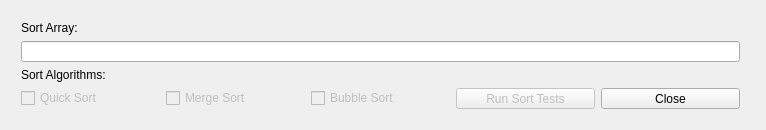
Before: the Qt Designer form Sorting/SortingTestsQtUi/sortingdialogqtui.ui in marcusolini/Academics, drawn with Qt 5.
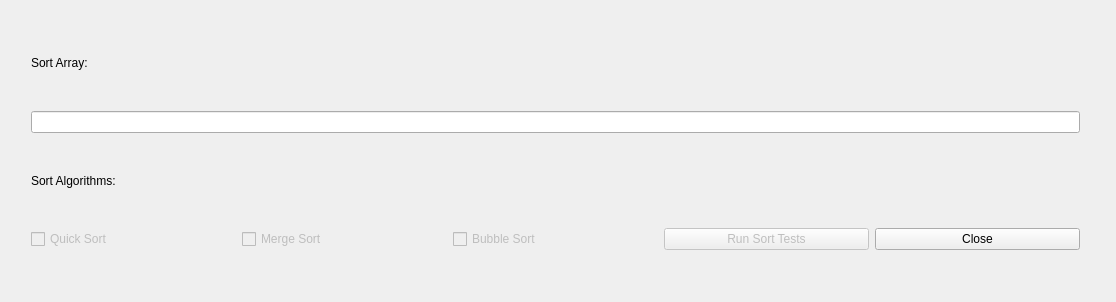
After: the same form once the commit is applied.

Commit message: Sorting: Implementing Qt Sort Test UI.

Patch:
```diff
--- a/Sorting/SortingTestsQtUi/sortingdialogqtui.ui
+++ b/Sorting/SortingTestsQtUi/sortingdialogqtui.ui
@@ -6,8 +6,8 @@
    <rect>
     <x>0</x>
     <y>0</y>
-    <width>766</width>
-    <height>130</height>
+    <width>1116</width>
+    <height>302</height>
    </rect>
   </property>
   <property name="windowTitle">
@@ -16,10 +16,10 @@
   <widget class="QWidget" name="layoutWidget">
    <property name="geometry">
     <rect>
-     <x>10</x>
+     <x>20</x>
      <y>10</y>
-     <width>741</width>
-     <height>111</height>
+     <width>1071</width>
+     <height>251</height>
     </rect>
    </property>
    <layout class="QGridLayout" name="gridLayout">
@@ -31,7 +31,11 @@
      </widget>
     </item>
     <item row="1" column="0" colspan="5">
-     <widget class="QLineEdit" name="SortArrayLinedit"/>
+     <widget class="QLineEdit" name="SortArrayLinedit">
+      <property name="clearButtonEnabled">
+       <bool>true</bool>
+      </property>
+     </widget>
     </item>
     <item row="2" column="0">
      <widget class="QLabel" name="label_2">
```
The commit also changes 2 other files.
